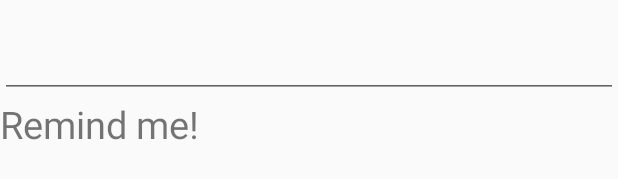
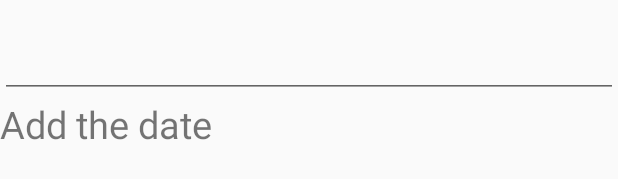
Before and after one commit to aleksandranowominska/Shopping-List, an Android app: the layout activity_item_details.xml on its own in the app's theme, with its tools: preview values and no code run, on a phone screen of 412 x 824 dp. Shown: the part 135-314 px from the top of the screen. Run offline under Robolectric (Android 15) with nearby library versions, the phone set to English and light mode, and no system bars.

Commit message:
added hour to reminder

```diff
--- a/app/src/main/res/layout/activity_item_details.xml
+++ b/app/src/main/res/layout/activity_item_details.xml
@@ -33,17 +33,34 @@
         android:textSize="25dp"
         />
 
-    <TextView
-        android:id="@+id/item_reminder_date"
+    <RelativeLayout
+        android:id="@+id/item_reminder"
         android:layout_below="@+id/item_description"
         android:layout_width="match_parent"
-        android:layout_height="wrap_content"
-        android:clickable="true"
-        android:text="Remind me!"
-        android:textSize="25dp"
-        android:focusable="true"
-        android:focusableInTouchMode="true"
+        android:layout_height="wrap_content">
+        <TextView
+            android:id="@+id/item_reminder_date"
+            android:layout_width="wrap_content"
+            android:layout_height="wrap_content"
+            android:clickable="true"
+            android:text="Add the date"
+            android:textSize="25dp"
+            android:focusable="true"
+            android:focusableInTouchMode="true"
+          />
+        <TextView
+            android:id="@+id/item_reminder_hour"
+            android:gravity="right"
+            android:layout_toRightOf="@+id/item_reminder_date"
+            android:layout_marginLeft="20dp"
+            android:layout_width="wrap_content"
+            android:layout_height="wrap_content"
+            android:text="Add the hour"
+            android:textSize="25dp"
+            android:focusable="true"
+            android:focusableInTouchMode="true"
+            android:visibility="invisible"/>
+    </RelativeLayout>
 
-      />
 
 </RelativeLayout>
```
Also changed, not shown: app/src/main/java/pl/ola/extrashoppinglist/ItemDetailsActivity.java (+54 -12 lines).
